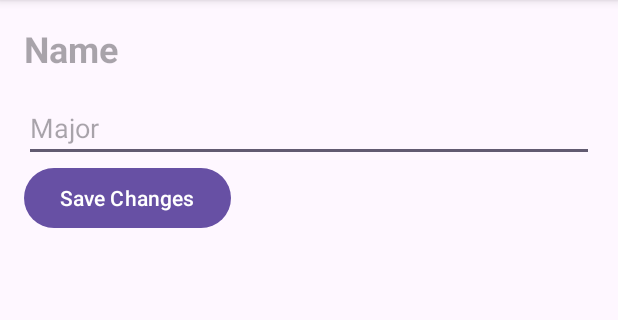
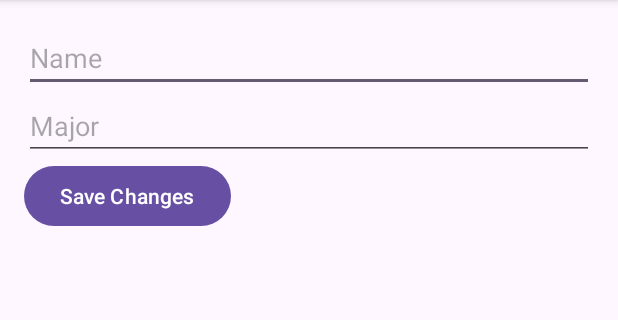
Before and after one commit to josephines1/aplikasipertama, an Android app: the UpdateActivity screen opened directly, with no data from a screen before it, on a phone screen of 412 x 824 dp, the part 96-416 px from its top. Run offline under Robolectric (Android 15) with nearby library versions, the phone set to English and light mode, and no system bars.

Commit message:
Improve update and add

```diff
--- a/app/src/main/AndroidManifest.xml
+++ b/app/src/main/AndroidManifest.xml
@@ -16,7 +16,7 @@
         android:theme="@style/Theme.AplikasiPertama"
         tools:targetApi="31">
         <activity
-            android:name=".EditActivity"
+            android:name=".UpdateActivity"
             android:exported="false" />
         <activity
             android:name=".AddActivity"
--- a/app/src/main/java/com/example/aplikasipertama/DetailActivity.kt
+++ b/app/src/main/java/com/example/aplikasipertama/DetailActivity.kt
@@ -10,6 +10,9 @@ import androidx.core.view.WindowInsetsCompat
 import com.example.aplikasipertama.model.Student
 
 class DetailActivity : AppCompatActivity() {
+
+    private var student: Student? = null
+
     override fun onCreate(savedInstanceState: Bundle?) {
         super.onCreate(savedInstanceState)
 //        enableEdgeToEdge()
@@ -22,7 +25,9 @@ class DetailActivity : AppCompatActivity() {
 
 //        val name = intent.getStringExtra("NAME")
 //        val major = intent.getStringExtra("MAJOR")
-        val student: Student? = intent.getParcelableExtra("STUDENT")
+//        val student: Student? = intent.getParcelableExtra("STUDENT")
+
+        student = intent.getParcelableExtra("STUDENT")
 
         val tvName = findViewById<TextView>(R.id.tv_detail_name)
         val tvMajor = findViewById<TextView>(R.id.tv_detail_major)
@@ -36,7 +41,7 @@ class DetailActivity : AppCompatActivity() {
         btnEdit.setOnClickListener {
 
             // Buat Intent untuk membuka EditActivity
-            val intent = Intent(this, EditActivity::class.java)
+            val intent = Intent(this, UpdateActivity::class.java)
 
             // Sertakan data siswa yang ingin diedit ke dalam intent
             intent.putExtra("STUDENT", student)
--- a/app/src/main/java/com/example/aplikasipertama/EditActivity.kt
+++ b/app/src/main/java/com/example/aplikasipertama/UpdateActivity.kt
@@ -5,41 +5,41 @@ import android.os.Bundle
 import android.widget.Button
 import android.widget.EditText
 import android.widget.TextView
-import androidx.activity.enableEdgeToEdge
 import androidx.appcompat.app.AppCompatActivity
-import androidx.core.view.ViewCompat
-import androidx.core.view.WindowInsetsCompat
-import com.example.aplikasipertama.R
 import com.example.aplikasipertama.model.Student
 import org.koin.androidx.viewmodel.ext.android.viewModel
 
-class EditActivity : AppCompatActivity() {
+class UpdateActivity : AppCompatActivity() {
 
     private val updateViewModel: UpdateViewModel by viewModel()
+
+    private var student: Student? = null
+
     override fun onCreate(savedInstanceState: Bundle?) {
         super.onCreate(savedInstanceState)
 //        enableEdgeToEdge()
-        setContentView(R.layout.activity_edit)
+        setContentView(R.layout.activity_update)
 //        ViewCompat.setOnApplyWindowInsetsListener(findViewById(R.id.main)) { v, insets ->
 //            val systemBars = insets.getInsets(WindowInsetsCompat.Type.systemBars())
 //            v.setPadding(systemBars.left, systemBars.top, systemBars.right, systemBars.bottom)
 //            insets
 //        }
 
-        val student: Student? = intent.getParcelableExtra("STUDENT")
+        student = intent.getParcelableExtra("STUDENT")
 
-        val tvName = findViewById<TextView>(R.id.tv_name)
+        val etName = findViewById<EditText>(R.id.et_edit_name)
         val etMajor = findViewById<EditText>(R.id.et_edit_major)
         val btnSave = findViewById<Button>(R.id.btn_save)
 
-        // Set data awal siswa ke dalam TextView dan EditText
-        tvName.text = student?.name
+        // Set data awal siswa ke dalam EditText
+        etName.setText(student?.name)
         etMajor.setText(student?.major)
 
         // Ketika tombol Simpan
         btnSave.setOnClickListener {
             val studentInput = Student(
-                name = tvName.text.ifEmpty { "" }. toString(),
+                id = student?.id?.or(0),
+                name = etName.text.ifEmpty { "" }. toString(),
                 major = etMajor.text.ifEmpty { "" }.toString()
             )
             updateViewModel.updateStudent(studentInput)
--- a/app/src/main/java/com/example/aplikasipertama/data/room/StudentDatabase.kt
+++ b/app/src/main/java/com/example/aplikasipertama/data/room/StudentDatabase.kt
@@ -5,7 +5,7 @@ import androidx.room.RoomDatabase
 
 @Database(
     entities = [StudentEntity::class],
-    version = 2,
+    version = 3,
     exportSchema = false
 )
 abstract class StudentDatabase : RoomDatabase() {
--- a/app/src/main/java/com/example/aplikasipertama/data/room/StudentEntity.kt
+++ b/app/src/main/java/com/example/aplikasipertama/data/room/StudentEntity.kt
@@ -7,12 +7,14 @@ import com.example.aplikasipertama.model.Student
 
 @Entity(tableName = "students")
 data class StudentEntity(
-    @PrimaryKey
+    @PrimaryKey(autoGenerate = true)
+    val id: Long?,
     val name: String,
     val major: String
 )
 
 fun StudentEntity.toModel() = Student(
+    id,
     name,
     major
 )
--- a/app/src/main/res/layout/activity_add.xml
+++ b/app/src/main/res/layout/activity_add.xml
@@ -13,7 +13,6 @@
         android:layout_width="wrap_content"
         android:layout_height="wrap_content"
         android:text="Name"
-        android:layout_marginTop="60dp"
         app:layout_constraintStart_toStartOf="parent"
         app:layout_constraintTop_toTopOf="parent" />
 
--- a/app/src/main/res/layout/activity_detail.xml
+++ b/app/src/main/res/layout/activity_detail.xml
@@ -32,7 +32,7 @@
         android:id="@+id/btn_edit"
         android:layout_width="wrap_content"
         android:layout_height="wrap_content"
-        android:text="Edit Major"
+        android:text="Edit"
         app:layout_constraintBottom_toBottomOf="parent"
         app:layout_constraintEnd_toEndOf="parent"
         app:layout_constraintStart_toStartOf="parent"
--- a/app/src/main/res/layout/activity_edit.xml
+++ b/app/src/main/res/layout/activity_update.xml
@@ -5,15 +5,12 @@
     android:layout_height="match_parent"
     android:orientation="vertical"
     android:padding="16dp"
-    tools:context=".EditActivity">
+    tools:context=".UpdateActivity">
 
-    <TextView
-        android:id="@+id/tv_name"
+    <EditText
+        android:id="@+id/et_edit_name"
         android:layout_width="match_parent"
         android:layout_height="wrap_content"
-        android:layout_marginBottom="14dp"
-        android:textSize="24dp"
-        android:textStyle="bold"
         android:hint="Name" />
 
     <EditText
```
Also changed, not shown: app/src/main/java/com/example/aplikasipertama/model/Student.kt (+5 -2 lines), app/src/main/res/layout/activity_list.xml (+4 -16 lines).
